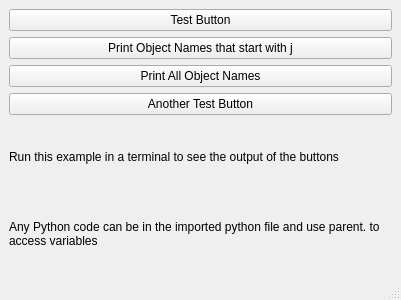
Old version of the form examples/python/python.ui in the repository jethornton/flexgui.
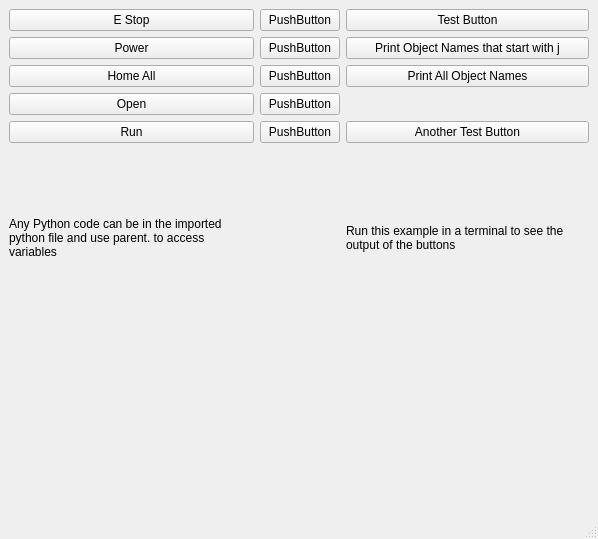
New version of the form.

```diff
--- a/examples/python/python.ui
+++ b/examples/python/python.ui
@@ -6,8 +6,8 @@
    <rect>
     <x>0</x>
     <y>0</y>
-    <width>401</width>
-    <height>300</height>
+    <width>598</width>
+    <height>539</height>
    </rect>
   </property>
   <property name="windowTitle">
@@ -15,38 +15,14 @@
   </property>
   <widget class="QWidget" name="centralwidget">
    <layout class="QGridLayout" name="gridLayout">
-    <item row="4" column="0">
-     <widget class="QLabel" name="label">
-      <property name="text">
-       <string>Run this example in a terminal to see the output of the buttons</string>
-      </property>
-      <property name="wordWrap">
-       <bool>true</bool>
-      </property>
-     </widget>
-    </item>
-    <item row="0" column="0">
-     <widget class="QPushButton" name="my_test_pb">
-      <property name="text">
-       <string>Test Button</string>
-      </property>
-     </widget>
-    </item>
-    <item row="3" column="0">
-     <widget class="QPushButton" name="another_test_pb">
-      <property name="text">
-       <string>Another Test Button</string>
-      </property>
-     </widget>
-    </item>
     <item row="2" column="0">
-     <widget class="QPushButton" name="get_names_pb">
+     <widget class="QPushButton" name="home_all_pb">
       <property name="text">
-       <string>Print All Object Names</string>
+       <string>Home All</string>
       </property>
      </widget>
     </item>
-    <item row="1" column="0">
+    <item row="1" column="2">
      <widget class="QPushButton" name="get_names_p_pb">
       <property name="text">
        <string>Print Object Names that start with j</string>
@@ -55,6 +31,12 @@
     </item>
     <item row="5" column="0">
      <widget class="QLabel" name="label_2">
+      <property name="sizePolicy">
+       <sizepolicy hsizetype="Preferred" vsizetype="Minimum">
+        <horstretch>0</horstretch>
+        <verstretch>0</verstretch>
+       </sizepolicy>
+      </property>
       <property name="text">
        <string>Any Python code can be in the imported python file and use parent. to access variables</string>
       </property>
@@ -63,6 +45,109 @@
       </property>
      </widget>
     </item>
+    <item row="5" column="2">
+     <widget class="QLabel" name="label">
+      <property name="sizePolicy">
+       <sizepolicy hsizetype="Preferred" vsizetype="Minimum">
+        <horstretch>0</horstretch>
+        <verstretch>0</verstretch>
+       </sizepolicy>
+      </property>
+      <property name="text">
+       <string>Run this example in a terminal to see the output of the buttons</string>
+      </property>
+      <property name="wordWrap">
+       <bool>true</bool>
+      </property>
+     </widget>
+    </item>
+    <item row="4" column="0">
+     <widget class="QPushButton" name="run_pb">
+      <property name="text">
+       <string>Run</string>
+      </property>
+     </widget>
+    </item>
+    <item row="4" column="2">
+     <widget class="QPushButton" name="another_test_pb">
+      <property name="text">
+       <string>Another Test Button</string>
+      </property>
+     </widget>
+    </item>
+    <item row="6" column="0" colspan="3">
+     <widget class="QWidget" name="plot_widget" native="true"/>
+    </item>
+    <item row="1" column="0">
+     <widget class="QPushButton" name="power_pb">
+      <property name="text">
+       <string>Power</string>
+      </property>
+     </widget>
+    </item>
+    <item row="0" column="2">
+     <widget class="QPushButton" name="my_test_pb">
+      <property name="text">
+       <string>Test Button</string>
+      </property>
+     </widget>
+    </item>
+    <item row="2" column="2">
+     <widget class="QPushButton" name="get_names_pb">
+      <property name="text">
+       <string>Print All Object Names</string>
+      </property>
+     </widget>
+    </item>
+    <item row="3" column="0">
+     <widget class="QPushButton" name="open_pb">
+      <property name="text">
+       <string>Open</string>
+      </property>
+     </widget>
+    </item>
+    <item row="0" column="0">
+     <widget class="QPushButton" name="estop_pb">
+      <property name="text">
+       <string>E Stop</string>
+      </property>
+     </widget>
+    </item>
+    <item row="0" column="1">
+     <widget class="QPushButton" name="pushButton">
+      <property name="text">
+       <string>PushButton</string>
+      </property>
+     </widget>
+    </item>
+    <item row="1" column="1">
+     <widget class="QPushButton" name="pushButton_2">
+      <property name="text">
+       <string>PushButton</string>
+      </property>
+     </widget>
+    </item>
+    <item row="2" column="1">
+     <widget class="QPushButton" name="pushButton_3">
+      <property name="text">
+       <string>PushButton</string>
+      </property>
+     </widget>
+    </item>
+    <item row="3" column="1">
+     <widget class="QPushButton" name="pushButton_4">
+      <property name="text">
+       <string>PushButton</string>
+      </property>
+     </widget>
+    </item>
+    <item row="4" column="1">
+     <widget class="QPushButton" name="pushButton_5">
+      <property name="text">
+       <string>PushButton</string>
+      </property>
+     </widget>
+    </item>
    </layout>
   </widget>
   <widget class="QMenuBar" name="menubar">
```
Left out of the diff: 2 changed lines with no effect on the pictures.
